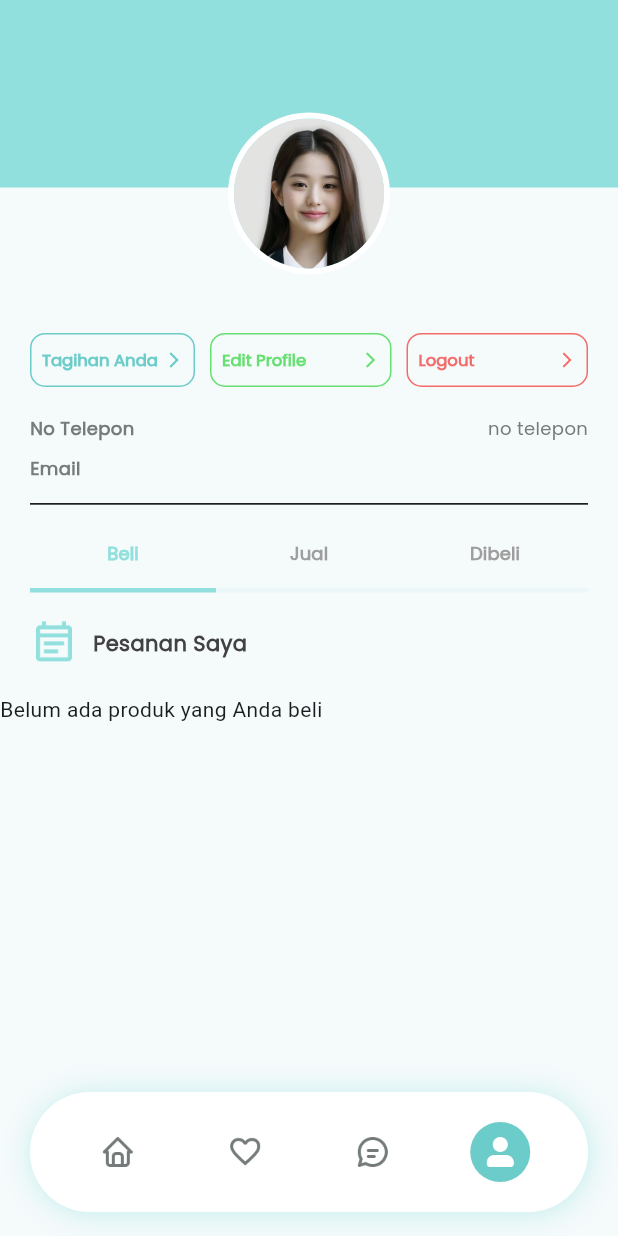
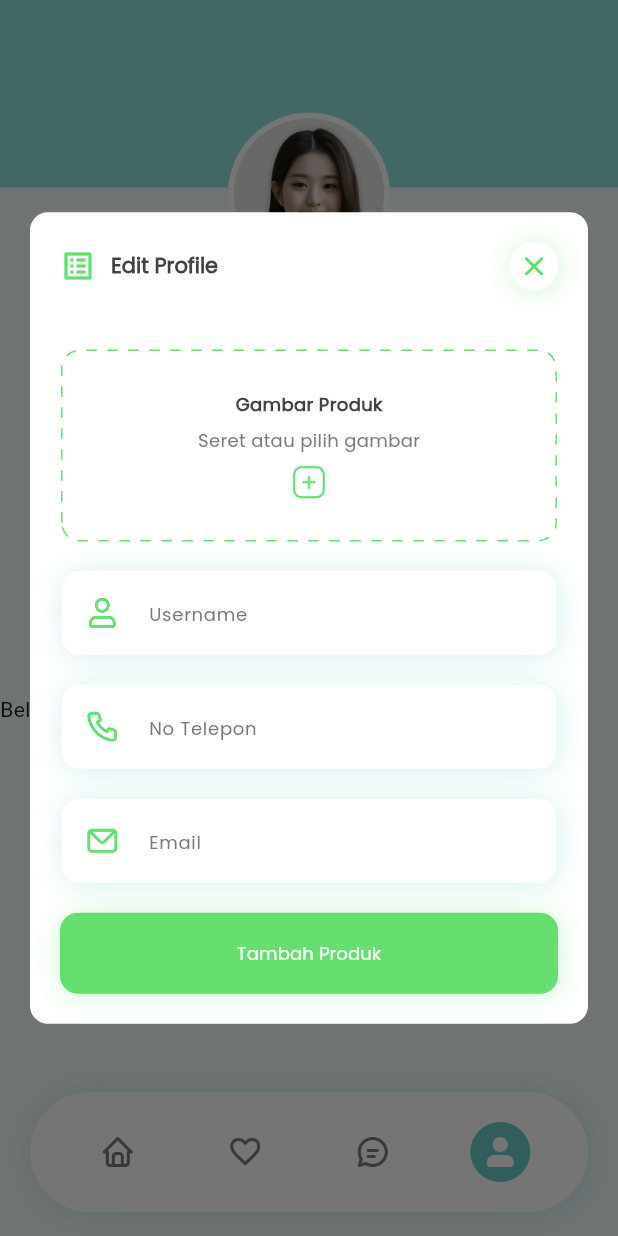
Before and after one commit to bayuhadi863/penstore-ecommerce-mobile-app, a Flutter app: the MyBottomNavBar screen opened by its route, item 4 of the bottom bar chosen, after a tap on "Edit Profile", on a phone screen of 412 x 824 dp. Run offline on Flutter 3.47's test engine with Material 3 defaults, Android fonts, the light colour scheme and no system bars; drawn by our look-alikes of dotted_border; our stand-ins replace carousel_slider, cloud_firestore, firebase_auth, firebase_core, firebase_storage, flutter_spinkit and 3 more; accounts and stored records are empty; Roboto replaces fonts that are missing (poppins).

Commit message:
form edit profile

```diff
--- a/lib/screens/profile/profile_screen.dart
+++ b/lib/screens/profile/profile_screen.dart
@@ -9,6 +9,7 @@ import 'package:penstore/widgets/Logout_confirm.dart';
 import 'package:penstore/widgets/profile/add_method_payment_widget.dart';
 import 'package:penstore/widgets/profile/add_product_widget.dart';
 import 'package:penstore/widgets/profile/buy_list_widget.dart';
+import 'package:penstore/widgets/profile/edit_profile.dart';
 import 'package:penstore/widgets/profile/form_tagihan.dart';
 import 'package:penstore/widgets/profile/profile_image_widget.dart';
 import 'package:penstore/widgets/profile/sale_list_widget.dart';
@@ -77,9 +78,7 @@ class _ProfileScreenState extends State<ProfileScreen>
                   children: [
                     ElevatedButton(
                       onPressed: () {
-                        Get.dialog(
-                          const FormTagihanWidget()
-                        );
+                        Get.dialog(const FormTagihanWidget());
                       },
                       style: ElevatedButton.styleFrom(
                         visualDensity: VisualDensity.comfortable,
@@ -128,7 +127,9 @@ class _ProfileScreenState extends State<ProfileScreen>
                     ),
                     Expanded(
                       child: ElevatedButton(
-                        onPressed: () {},
+                        onPressed: () {
+                          Get.dialog(const EditProfile());
+                        },
                         style: ElevatedButton.styleFrom(
                           splashFactory: NoSplash.splashFactory,
                           visualDensity: VisualDensity.comfortable,
@@ -183,10 +184,7 @@ class _ProfileScreenState extends State<ProfileScreen>
                           // setState(() {
                           //   isClickLogout = !isClickLogout;
                           // });
-                          Get.dialog(
-                            const ConfirmLogoutWidget()
-                          );
-
+                          Get.dialog(const ConfirmLogoutWidget());
                         },
                         style: ElevatedButton.styleFrom(
                           visualDensity: VisualDensity.comfortable,
@@ -611,8 +609,7 @@ class _ProfileScreenState extends State<ProfileScreen>
                                     decoration: BoxDecoration(
                                       color: const Color(0xFFF46B69)
                                           .withOpacity(0.3),
-                                      borderRadius:
-                                          BorderRadius.circular(6),
+                                      borderRadius: BorderRadius.circular(6),
                                     ),
                                     child: IconButton(
                                       onPressed: () {},
--- /dev/null
+++ b/lib/widgets/profile/edit_profile.dart
@@ -0,0 +1,301 @@
+import 'package:dotted_border/dotted_border.dart';
+import 'package:flutter/foundation.dart';
+import 'package:flutter/material.dart';
+import 'package:flutter/widgets.dart';
+
+class EditProfile extends StatefulWidget {
+  const EditProfile({super.key});
+
+  @override
+  State<EditProfile> createState() => _EditProfileState();
+}
+
+class _EditProfileState extends State<EditProfile> {
+  @override
+  Widget build(BuildContext context) {
+    final mediaQueryHeigth = MediaQuery.of(context).size.height;
+    final mediaQueryWidth = MediaQuery.of(context).size.width;
+
+    return AlertDialog(
+      insetPadding: const EdgeInsets.all(20),
+      titlePadding: const EdgeInsets.all(20),
+      contentPadding: EdgeInsets.zero,
+      surfaceTintColor: Colors.white,
+      backgroundColor: const Color(0xFFFFFFFF),
+      shape: RoundedRectangleBorder(
+        borderRadius: BorderRadius.circular(12),
+      ),
+      title: SizedBox(
+        width: mediaQueryWidth,
+        child: Row(
+          mainAxisAlignment: MainAxisAlignment.spaceBetween,
+          children: [
+            const Row(
+              children: [
+                Icon(
+                  Icons.list_alt_outlined,
+                  color: Color(0xFF64DF70),
+                ),
+                SizedBox(
+                  width: 10,
+                ),
+                Text(
+                  'Edit Profile',
+                  style: TextStyle(
+                    color: Color(0xFF424242),
+                    fontSize: 14,
+                    fontWeight: FontWeight.w600,
+                    fontFamily: 'Poppins',
+                  ),
+                ),
+              ],
+            ),
+            Align(
+              alignment: Alignment.topRight,
+              child: GestureDetector(
+                onTap: () {
+                  Navigator.pop(context);
+                },
+                child: Container(
+                  height: 32,
+                  width: 32,
+                  alignment: Alignment.center,
+                  decoration: BoxDecoration(
+                      color: Colors.white,
+                      shape: BoxShape.circle,
+                      boxShadow: [
+                        BoxShadow(
+                          color: const Color(0xFF64DF70).withOpacity(0.3),
+                          blurRadius: 16,
+                          offset: const Offset(1, 1),
+                        ),
+                      ]),
+                  child: Image.asset(
+                    'assets/icons/close_fill.png',
+                    height: 24,
+                    width: 24,
+                    color: const Color(
+                      0xFF64DF70,
+                    ),
+                    filterQuality: FilterQuality.high,
+                  ),
+                ),
+              ),
+            ),
+          ],
+        ),
+      ),
+      content: const EditProfileForm(),
+    );
+  }
+}
+
+class EditProfileForm extends StatefulWidget {
+  const EditProfileForm({super.key});
+
+  @override
+  State<EditProfileForm> createState() => _EditProfileFormState();
+}
+
+class _EditProfileFormState extends State<EditProfileForm> {
+  @override
+  Widget build(BuildContext context) {
+    final mediaQueryWidth = MediaQuery.of(context).size.width;
+    return SizedBox(
+      child: SingleChildScrollView(
+        child: Form(
+          child: Column(
+            children: <Widget>[
+              const SizedBox(
+                height: 20,
+              ),
+              GestureDetector(
+                onTap: () async {},
+                child: SizedBox(
+                  width: mediaQueryWidth * 0.8,
+                  height: 127,
+                  child: DottedBorder(
+                    padding: const EdgeInsets.all(20),
+                    color: const Color(0xFF64DF70),
+                    strokeWidth: 1,
+                    borderType: BorderType.RRect,
+                    dashPattern: const [7, 7],
+                    strokeCap: StrokeCap.butt,
+                    radius: const Radius.circular(12),
+                    child: Container(
+                      alignment: Alignment.center,
+                      child: Column(
+                        mainAxisAlignment: MainAxisAlignment.spaceEvenly,
+                        crossAxisAlignment: CrossAxisAlignment.center,
+                        children: [
+                          const Text(
+                            "Gambar Produk",
+                            style: TextStyle(
+                              color: Color(0xFF424242),
+                              fontSize: 12,
+                              fontWeight: FontWeight.bold,
+                              fontFamily: 'Poppins',
+                            ),
+                          ),
+                          const Text(
+                            'Seret atau pilih gambar',
+                            style: TextStyle(
+                              color: Color(0xFF757B7B),
+                              fontSize: 12,
+                              fontWeight: FontWeight.w400,
+                              fontFamily: 'Poppins',
+                            ),
+                          ),
+                          Image.asset(
+                            'assets/icons/Plus.png',
+                            width: 24,
+                            height: 24,
+                            color: const Color(0xFF64DF70),
+                          ),
+                        ],
+                      ),
+                    ),
+                  ),
+                ),
+              ),
+              const SizedBox(
+                height: 20,
+              ),
+              SizedBox(
+                width: mediaQueryWidth * 0.8,
+                child: TextFormField(
+                  decoration: InputDecoration(
+                    prefixIcon: Container(
+                      height: 54,
+                      width: 54,
+                      alignment: Alignment.center,
+                      child: Image.asset(
+                        'assets/icons/user_outline.png',
+                        color: const Color(0xFF64DF70),
+                        height: 24,
+                        width: 24,
+                        filterQuality: FilterQuality.high,
+                      ),
+                    ),
+                    hintText: 'Username',
+                  ),
+                  validator: (value) {
+                    if (value == null || value.isEmpty) {
+                      return "Username tidak boleh kosong";
+                    }
+                    return null;
+                  },
+                ),
+              ),
+              const SizedBox(
+                height: 20,
+              ),
+              SizedBox(
+                width: mediaQueryWidth * 0.8,
+                child: TextFormField(
+                  decoration: InputDecoration(
+                    prefixIcon: Container(
+                      height: 54,
+                      width: 54,
+                      alignment: Alignment.center,
+                      child: Image.asset(
+                        'assets/icons/phone.png',
+                        color: const Color(0xFF64DF70),
+                        height: 24,
+                        width: 24,
+                        filterQuality: FilterQuality.high,
+                      ),
+                    ),
+                    hintText: 'No Telepon',
+                  ),
+                  validator: (value) {
+                    if (value == null || value.isEmpty) {
+                      return "No Telepon tidak boleh kosong";
+                    }
+                    return null;
+                  },
+                ),
+              ),
+              const SizedBox(
+                height: 20,
+              ),
+              SizedBox(
+                width: mediaQueryWidth * 0.8,
+                child: TextFormField(
+                  decoration: InputDecoration(
+                    prefixIcon: Container(
+                      height: 54,
+                      width: 54,
+                      alignment: Alignment.center,
+                      child: Image.asset(
+                        'assets/icons/email.png',
+                        color: const Color(0xFF64DF70),
+                        height: 24,
+                        width: 24,
+                        filterQuality: FilterQuality.high,
+                      ),
+                    ),
+                    hintText: 'Email',
+                  ),
+                  validator: (value) {
+                    if (value == null || value.isEmpty) {
+                      return "Email tidak boleh kosong";
+                    }
+                    return null;
+                  },
+                ),
+              ),
+              const SizedBox(
+                height: 20,
+              ),
+              Container(
+                margin: const EdgeInsets.symmetric(horizontal: 20),
+                decoration: BoxDecoration(
+                  color: const Color(0xFF64DF70),
+                  borderRadius: BorderRadius.circular(12),
+                  border: Border.all(
+                    color: const Color(0xFF64DF70),
+                    width: 1,
+                  ),
+                  boxShadow: [
+                    BoxShadow(
+                      color: const Color(0xFF64DF70).withOpacity(0.3),
+                      blurRadius: 16,
+                      offset: const Offset(1, 1),
+                    ),
+                  ],
+                ),
+                width: double.infinity,
+                height: 54,
+                child: TextButton(
+                  style: ButtonStyle(
+                    shape: MaterialStateProperty.all<RoundedRectangleBorder>(
+                      RoundedRectangleBorder(
+                        borderRadius: BorderRadius.circular(12),
+                      ),
+                    ),
+                  ),
+                  onPressed: () async {},
+                  child: const Center(
+                    child: Text(
+                      'Tambah Produk',
+                      style: TextStyle(
+                        color: Color(0xFFFFFFFF),
+                        fontSize: 12,
+                        fontWeight: FontWeight.normal,
+                        fontFamily: 'Poppins',
+                      ),
+                    ),
+                  ),
+                ),
+              ),
+              const SizedBox(
+                height: 20,
+              )
+            ],
+          ),
+        ),
+      ),
+    );
+  }
+}
```
